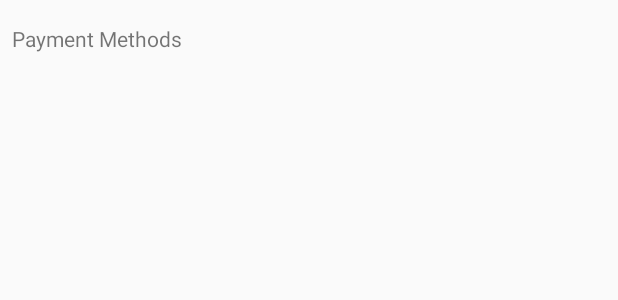
After one commit to LateRoad/bUber_Android, an Android app: the layout activity_payment.xml on its own in the app's theme, with its tools: preview values and no code run, on a phone screen of 412 x 824 dp. The commit adds this screen. Shown: the top 300 px of the screen. Run offline under Robolectric (Android 15) with nearby library versions, the phone set to English and light mode, and no system bars.

Commit message:
Added PaymentActivity. Added Card entity.

```diff
--- a/app/src/main/AndroidManifest.xml
+++ b/app/src/main/AndroidManifest.xml
@@ -20,7 +20,8 @@
                 <category android:name="android.intent.category.LAUNCHER" />
             </intent-filter>
         </activity>
-        <activity android:name=".activity.TripsActivity"/>
+        <activity android:name=".activity.TripsActivity" />
+        <activity android:name=".activity.PaymentActivity"></activity>
     </application>
 
 </manifest>
--- /dev/null
+++ b/app/src/main/res/layout/activity_payment.xml
@@ -0,0 +1,27 @@
+<?xml version="1.0" encoding="utf-8"?>
+<LinearLayout xmlns:android="http://schemas.android.com/apk/res/android"
+    xmlns:tools="http://schemas.android.com/tools"
+    android:layout_width="match_parent"
+    android:layout_height="match_parent"
+    android:orientation="vertical"
+    tools:context=".activity.PaymentActivity">
+
+    <TextView
+        android:layout_width="wrap_content"
+        android:layout_height="wrap_content"
+        android:layout_marginTop="8dp"
+        android:padding="8dp"
+        android:text="@string/payment_methods" />
+
+    <ScrollView
+        android:layout_width="match_parent"
+        android:layout_height="wrap_content">
+
+        <TextView
+            android:id="@+id/tv_card_number"
+            android:layout_width="wrap_content"
+            android:layout_height="wrap_content" />
+    </ScrollView>
+
+
+</LinearLayout>
--- a/app/src/main/res/layout/activity_trips.xml
+++ b/app/src/main/res/layout/activity_trips.xml
@@ -4,9 +4,6 @@
     android:layout_width="match_parent"
     android:layout_height="match_parent"
     android:orientation="vertical"
-    android:paddingLeft="@dimen/activity_horizontal_margin"
-    android:paddingRight="@dimen/activity_horizontal_margin"
-    android:paddingTop="@dimen/activity_vertical_margin"
     tools:context=".activity.TripsActivity">
 
     <FrameLayout
--- a/app/src/main/res/layout/nav_header_main.xml
+++ b/app/src/main/res/layout/nav_header_main.xml
@@ -24,13 +24,13 @@
         android:layout_width="match_parent"
         android:layout_height="wrap_content"
         android:paddingTop="@dimen/nav_header_vertical_spacing"
-        android:text="@string/login"
+        android:text="@string/sample_login"
         android:textAppearance="@style/TextAppearance.AppCompat.Body1" />
 
     <TextView
         android:id="@+id/tv_mobile_number"
         android:layout_width="wrap_content"
         android:layout_height="wrap_content"
-        android:text="@string/mobile_number" />
+        android:text="@string/sample_mobile_number" />
 
 </LinearLayout>
```
Also changed, not shown: app/src/main/java/com/lateroad/buber/activity/MainActivity.java (+5 -6 lines), app/src/main/java/com/lateroad/buber/activity/PaymentActivity.java (added, +72 -0 lines), app/src/main/java/com/lateroad/buber/adapter/TripsAdapter.java (+7 -4 lines), app/src/main/java/com/lateroad/buber/entity/Card.java (added, +18 -0 lines), app/src/main/res/layout/trip_list_item.xml (+32 -10 lines), app/src/main/res/menu/activity_main_drawer.xml (+7 -1 lines), app/src/main/res/values/strings.xml (+11 -2 lines).
